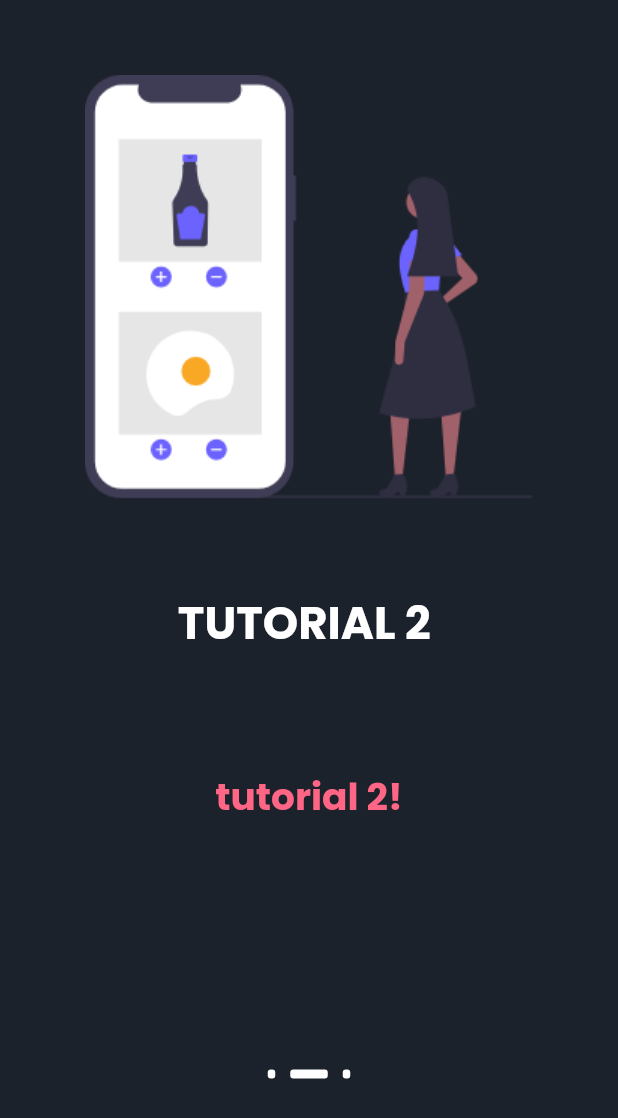
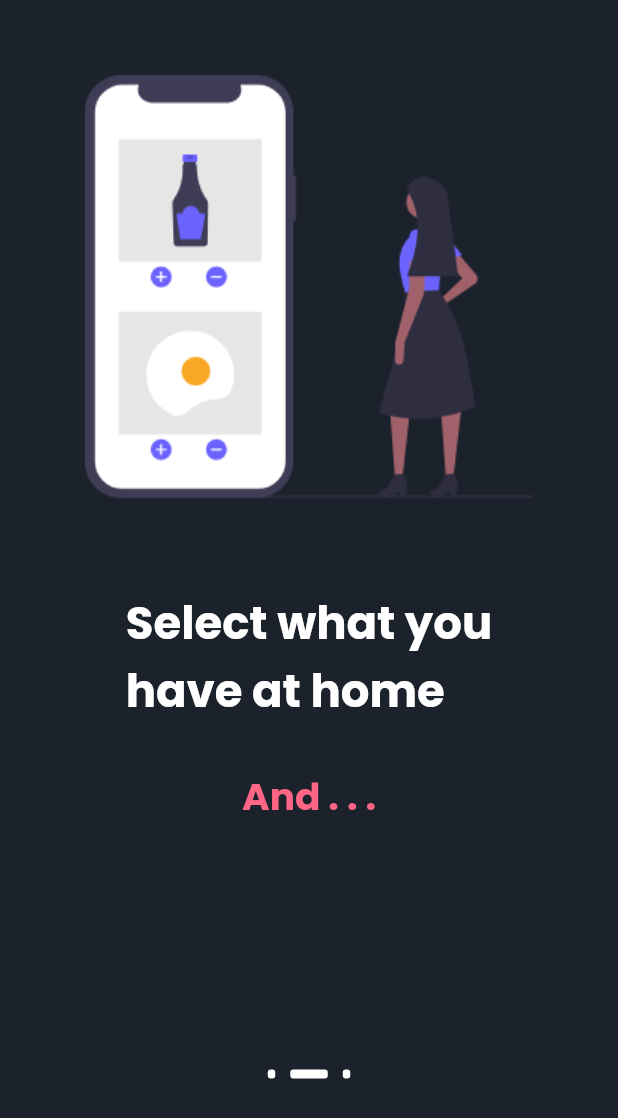
Before and after one commit to mitegj/food_match, a Flutter app: the PreviewPage screen opened directly, swiped to page 2, on a phone screen of 412 x 824 dp. Shown: the top 1118 px of the screen. Run offline on Flutter 3.47's test engine with Material 2 defaults, Android fonts, the phone set to English and light mode, and no system bars; our stand-ins replace cloud_firestore, firebase_auth, firebase_core, firebase_remote_config, fl_chart, flutter_local_notifications and 10 more; accounts and stored records are empty.

```diff
--- a/lib/dictionary/dictionary.dart
+++ b/lib/dictionary/dictionary.dart
@@ -74,7 +74,20 @@ class Messages extends Translations {
           "MENUREMOVEDCORRECTLY": "Menu removed correctly",
           "SAVEDMENU": "Saved Menu",
           "SAVED": "Saved",
-          "SAVEDFORLATER": "Manu saved for later"
+          "SAVEDFORLATER": "Manu saved for later",
+          "TIREDOFCOOKING": "Tired of cooking",
+          "ALWAYSTHESAME": "always the same",
+          "THINGS": "things",
+          "WEGOTTHESOLUTION": "We got the solution",
+          "SELECTWHATYOU": "Select what you",
+          "HAVEATHOME": "have at home",
+          "HOME": "home",
+          "AND": "And",
+          "WEWILLSUGGEST": "We will suggest",
+          "YOUNEWRECEPIES": "you new recipes",
+          "EVERYDAY": "everyday",
+          "NOWITSYOURTURN": "Now, it's your turn",
+          "": "",
         },
         "it_IT": {
           "HELLO": "Ciao",
@@ -147,7 +160,19 @@ class Messages extends Translations {
           "MENUREMOVEDCORRECTLY": "Menu rimosso correttamente",
           "SAVEDMENU": "Menu salvati",
           "SAVED": "Salvato",
-          "SAVEDFORLATER": "Menu salvato per dopo"
+          "SAVEDFORLATER": "Menu salvato per dopo",
+          "TIREDOFCOOKING": "Stanco di cucinare",
+          "ALWAYSTHESAME": "sempre le solite",
+          "THINGS": "cose",
+          "WEGOTTHESOLUTION": "Abbiamo la soluzione",
+          "SELECTWHATYOU": "Seleziona quello che",
+          "HAVEATHOME": "hai in casa",
+          "HOME": "casa",
+          "AND": "e",
+          "WEWILLSUGGEST": "Noi ti suggeriremo",
+          "YOUNEWRECEPIES": "nuove ricette",
+          "EVERYDAY": "ogni giorno",
+          "NOWITSYOURTURN": "Ora, è il tuo turno",
         },
       };
 }
--- a/lib/widgets/home/home_header.dart
+++ b/lib/widgets/home/home_header.dart
@@ -98,7 +98,7 @@ class HomeHeader extends StatelessWidget {
                     onPressed: () {
                       /*Get.bottomSheet(InventoryBottomSheet(),
                       isScrollControlled: true);*/
-                      Get.offAll(() => InventoryScreen());
+                      Get.to(() => InventoryScreen());
                     },
                   ),
                 ),
--- a/lib/widgets/onBoarding/preview/previewPageB.dart
+++ b/lib/widgets/onBoarding/preview/previewPageB.dart
@@ -1,6 +1,7 @@
 import 'package:flutter/material.dart';
 import 'package:google_fonts/google_fonts.dart';
 import 'package:morning_brief/utils/UIColors.dart';
+import "package:get/get.dart";
 
 class PreviewPageB extends StatelessWidget {
   @override
@@ -17,7 +18,7 @@ class PreviewPageB extends StatelessWidget {
               height: 30,
             ),
             Text(
-              "TUTORIAL 2 \n",
+              "SELECTWHATYOU".tr + "\n" + "HAVEATHOME".tr,
               style: GoogleFonts.poppins(
                   color: Colors.white,
                   fontWeight: FontWeight.bold,
@@ -27,7 +28,7 @@ class PreviewPageB extends StatelessWidget {
               height: 30,
             ),
             Text(
-              "tutorial 2!",
+              "AND".tr + " . . .",
               style: GoogleFonts.poppins(
                   color: UIColors.pink,
                   fontWeight: FontWeight.bold,
```
Also changed, not shown: lib/models/menu_model.dart (+0 -8 lines), lib/screens/statistics.dart (+7 -1 lines), lib/widgets/home/menu_detail_bottom_sheet.dart (+0 -14 lines), lib/widgets/inventory/inventory_page.dart (+32 -2 lines), lib/widgets/onBoarding/preview/previewPageA.dart (+8 -4 lines), lib/widgets/onBoarding/preview/previewPageC.dart (+7 -4 lines).
